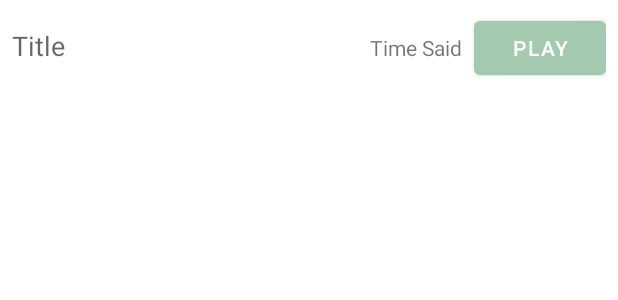
After one commit to cjcj55/Literally, an Android app: the layout audio_list_item.xml on its own in the app's theme, with its tools: preview values and no code run, on a phone screen of 412 x 824 dp. The commit adds this screen. Shown: the top 300 px of the screen. Run offline under Robolectric (Android 15) with nearby library versions, the phone set to English and light mode, and no system bars; network calls fail.

Commit message:
Audio file retrieval and display (playable) complete! :D

```diff
--- a/app/src/main/AndroidManifest.xml
+++ b/app/src/main/AndroidManifest.xml
@@ -8,6 +8,8 @@
 
     <uses-permission android:name="android.permission.FOREGROUND_SERVICE" />
     <uses-permission android:name="android.permission.WRITE_EXTERNAL_STORAGE" />
+    <uses-permission android:name="android.permission.READ_EXTERNAL_STORAGE" />
+    <uses-permission android:name="android.permission.MANAGE_EXTERNAL_STORAGE" />
     <uses-permission android:name="android.permission.RECORD_AUDIO" />
     <uses-permission android:name="android.permission.INTERNET" />
     <uses-permission android:name="com.google.android.c2dm.permission.RECEIVE" />
--- /dev/null
+++ b/app/src/main/res/layout/audio_list_item.xml
@@ -0,0 +1,35 @@
+<?xml version="1.0" encoding="utf-8"?>
+<LinearLayout xmlns:android="http://schemas.android.com/apk/res/android"
+    xmlns:app="http://schemas.android.com/apk/res-auto"
+    xmlns:tools="http://schemas.android.com/tools"
+    android:layout_width="match_parent"
+    android:layout_height="wrap_content"
+    android:orientation="horizontal"
+    android:padding="8dp">
+
+    <TextView
+        android:id="@+id/title_text_view"
+        android:layout_width="0dp"
+        android:layout_height="wrap_content"
+        android:layout_weight="1"
+        android:text="Title"
+        android:textAppearance="@style/TextAppearance.AppCompat.Medium"
+        tools:ignore="HardcodedText" />
+
+    <TextView
+        android:id="@+id/time_said_text_view"
+        android:layout_width="wrap_content"
+        android:layout_height="wrap_content"
+        android:layout_marginEnd="8dp"
+        android:text="Time Said"
+        android:textAppearance="@style/TextAppearance.AppCompat.Small"
+        tools:ignore="HardcodedText" />
+
+    <Button
+        android:id="@+id/play_button"
+        android:layout_width="wrap_content"
+        android:layout_height="wrap_content"
+        android:text="@string/play_button"
+        tools:ignore="HardcodedText" />
+
+</LinearLayout>
--- a/app/src/main/res/values/strings.xml
+++ b/app/src/main/res/values/strings.xml
@@ -10,5 +10,6 @@
     <string name="facebook_app_id">228862266326711</string>
     <string name="facebook_client_token">576b8be43c501170d7ff459b3468245e</string>
     <string name="title_activity_splash_screentest">SplashScreentest</string>
+    <string name="play_button">Play</string>
 
 </resources>
```
Also changed, not shown: app/src/main/java/com/cjcj55/literallynot/MainActivity.java (+32 -2 lines), app/src/main/java/com/cjcj55/literallynot/MainScreen.java (+30 -22 lines), app/src/main/java/com/cjcj55/literallynot/db/ApiInterface.java (+1 -6 lines), app/src/main/java/com/cjcj55/literallynot/db/AudioClip.java (added, +45 -0 lines), app/src/main/java/com/cjcj55/literallynot/db/AudioFile.java (deleted, +0 -37 lines), app/src/main/java/com/cjcj55/literallynot/db/AudioFileAdapter.java (deleted, +0 -65 lines), app/src/main/java/com/cjcj55/literallynot/db/AudioListAdapter.java (added, +91 -0 lines), app/src/main/java/com/cjcj55/literallynot/db/MySQLHelper.java (+126 -0 lines), 16 other files.
